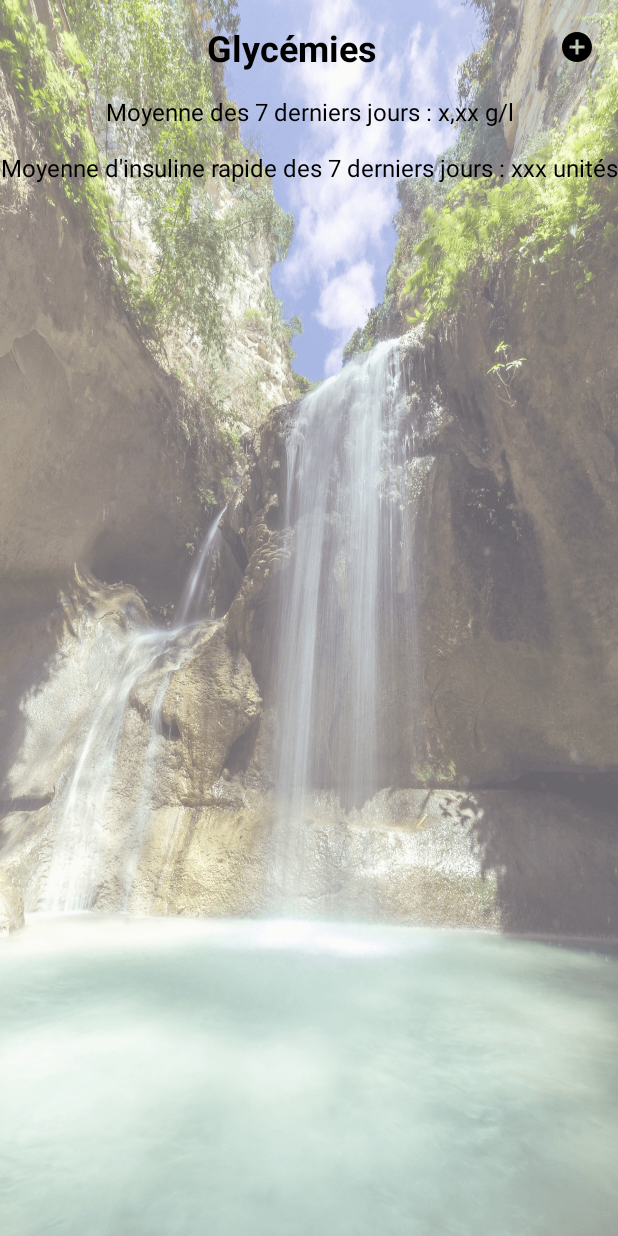
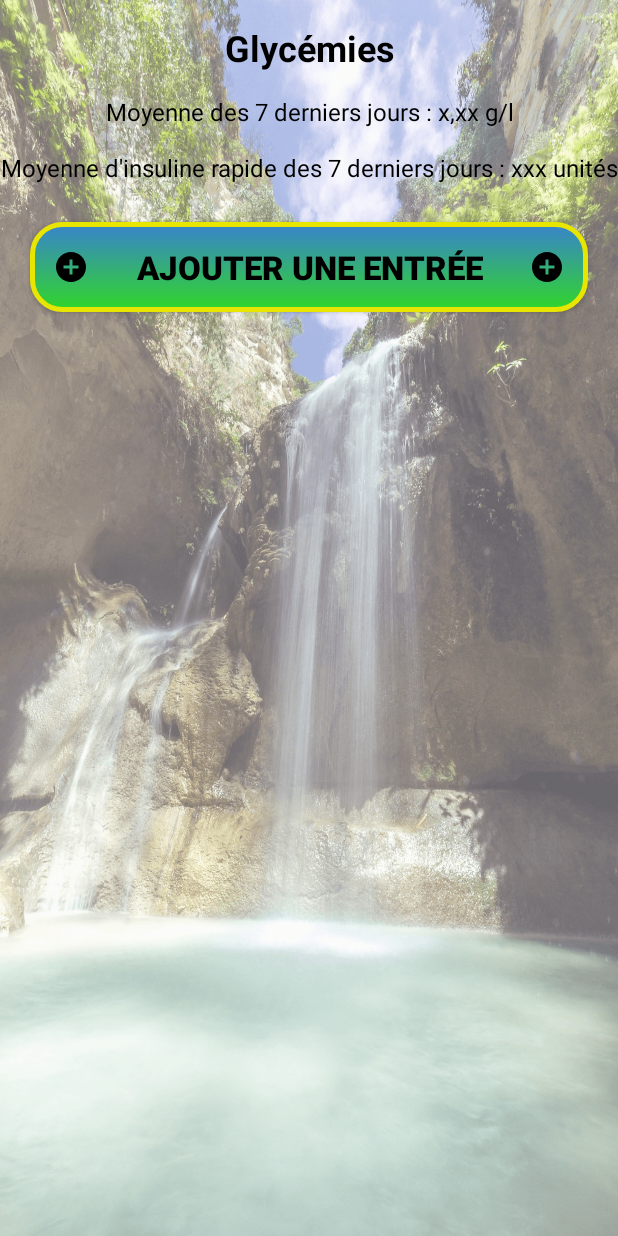
Before and after one commit to frankx13/---Android---DiabetesMeganotes, an Android app: the MyGlycemiesActivity screen opened directly, with no data from a screen before it, on a phone screen of 412 x 824 dp. Run offline under Robolectric (Android 15) with nearby library versions, the phone set to English and light mode, and no system bars; our stand-ins replace ButterKnife.

Commit message:
Passing glycemy level into database implemented

```diff
--- a/app/build.gradle
+++ b/app/build.gradle
@@ -4,7 +4,7 @@ android {
     compileSdkVersion 28
     defaultConfig {
         applicationId "com.studio.neopanda.diabetesmeganotes"
-        minSdkVersion 19
+        minSdkVersion 21
         targetSdkVersion 28
         versionCode 1
         versionName "1.0"
--- a/app/src/main/java/com/studio/neopanda/diabetesmeganotes/DatabaseHelper.java
+++ b/app/src/main/java/com/studio/neopanda/diabetesmeganotes/DatabaseHelper.java
@@ -18,7 +18,7 @@ public class DatabaseHelper extends SQLiteOpenHelper {
     private static final String SQL_CREATE_ENTRIES_GLYCEMIES =
             "CREATE TABLE " + SQliteDatabase.Glycemies.TABLE_NAME + " (" +
                     SQliteDatabase.Glycemies._ID + " INTEGER PRIMARY KEY," +
-                    SQliteDatabase.Glycemies.COLUMN_NAME_GLYCEMY + " DOUBLE," +
+                    SQliteDatabase.Glycemies.COLUMN_NAME_GLYCEMY + " TEXT," +
                     SQliteDatabase.Glycemies.COLUMN_NAME_EXTRA_INFOS + " TEXT," +
                     SQliteDatabase.Glycemies.COLUMN_NAME_DATE + " TEXT)";
     private static final String SQL_DELETE_ENTRIES_GLYCEMIES =
--- /dev/null
+++ b/app/src/main/java/com/studio/neopanda/diabetesmeganotes/DateUtils.java
@@ -0,0 +1,72 @@
+package com.studio.neopanda.diabetesmeganotes;
+
+public class DateUtils {
+    public static String calculateDateFromToday(int daysFromToday) {
+        long millis = System.currentTimeMillis();
+        java.sql.Date todayDate = new java.sql.Date(millis);
+        java.sql.Time nowTime = new java.sql.Time(millis);
+
+        String[] todayDateSplit = todayDate.toString().trim().split("-", 3);
+
+        int year = Integer.valueOf(todayDateSplit[0]);
+        int month = Integer.valueOf(todayDateSplit[1]);
+        int day = Integer.valueOf(todayDateSplit[2]);
+
+        int yearsToReach;
+        int monthsToReach;
+        int daysToReach;
+
+        int daysCounter = daysFromToday;
+        int monthsCounter = 0;
+        int yearsCounter = 0;
+
+        if (daysFromToday >= 365) {
+            yearsCounter = daysFromToday / 365;
+            daysCounter = daysCounter - (365 * yearsCounter);
+            daysFromToday = daysFromToday - (365 * yearsCounter);
+        }
+        if (daysFromToday > 30) {
+            monthsCounter = daysCounter / 30;
+            daysCounter = daysCounter - (30 * monthsCounter);
+        }
+
+        if (yearsCounter > 0) {
+            yearsToReach = Integer.valueOf(year) - yearsCounter;
+        } else {
+            yearsToReach = year;
+        }
+        if (monthsCounter > 0) {
+            monthsToReach = Integer.valueOf(month) - monthsCounter;
+            if (monthsToReach < 0) {
+                monthsToReach = monthsToReach + 12;
+            }
+        } else {
+            monthsToReach = month;
+        }
+        if (daysCounter > 0) {
+            daysToReach = day - daysCounter;
+            if (daysToReach < 0) {
+                monthsToReach = monthsToReach - 1;
+                daysToReach = daysToReach + 30;
+            }
+        } else {
+            daysToReach = day;
+        }
+
+        String result;
+
+        if (monthsToReach < 10) {
+            if (daysToReach < 10) {
+                result = yearsToReach + "-" + 0 + monthsToReach + "-" + 0 + daysToReach;
+            } else {
+                result = yearsToReach + "-" + 0 + monthsToReach + "-" + daysToReach;
+            }
+        } else if (daysToReach < 10) {
+            result = yearsToReach + "-" + monthsToReach + "-" + 0 + daysToReach;
+        } else {
+            result = yearsToReach + "-" + monthsToReach + "-" + daysToReach;
+        }
+
+        return result;
+    }
+}
--- a/app/src/main/java/com/studio/neopanda/diabetesmeganotes/MyGlycemiesActivity.java
+++ b/app/src/main/java/com/studio/neopanda/diabetesmeganotes/MyGlycemiesActivity.java
@@ -1,13 +1,25 @@
 package com.studio.neopanda.diabetesmeganotes;
 
+import androidx.annotation.NonNull;
 import androidx.appcompat.app.AppCompatActivity;
 
+import android.content.ContentValues;
 import android.database.Cursor;
 import android.database.sqlite.SQLiteDatabase;
 import android.os.Bundle;
 import android.provider.BaseColumns;
 import android.util.Log;
+import android.view.MotionEvent;
+import android.view.View;
+import android.widget.Button;
+import android.widget.CalendarView;
+import android.widget.DatePicker;
+import android.widget.EditText;
+import android.widget.LinearLayout;
 import android.widget.TextView;
+import android.widget.Toast;
+
+import org.w3c.dom.Text;
 
 import java.util.ArrayList;
 import java.util.Date;
@@ -23,10 +35,28 @@ public class MyGlycemiesActivity extends AppCompatActivity {
     TextView weekGlycemyAverage;
     @BindView(R.id.seven_days_average_insulin_TV)
     TextView weekInsulinAverage;
+    @BindView(R.id.title_app_TV_glycemies)
+    TextView titleGlycemyScreen;
+    @BindView(R.id.add_entry_glycemy)
+    Button addGlycemyBtn;
+    @BindView(R.id.new_entry_container)
+    LinearLayout containerAddEntryPart;
+    @BindView(R.id.datepicker_new_entry_glycemy)
+    CalendarView calendarView;
+    @BindView(R.id.glycemy_level_input_ET)
+    EditText glycemyInputLevel;
+    @BindView(R.id.level_glycemy_new_entry_TV)
+    TextView glycemyInputTV;
+    @BindView(R.id.date_glycemy_new_entry_TV)
+    TextView dateGlycemyInputTV;
+    @BindView(R.id.validate_new_entry_btn)
+    Button validateNewEntryBtn;
 
     //DATA
-    DatabaseHelper dbHelper = new DatabaseHelper(this);
-    List itemIds;
+    private DatabaseHelper dbHelper = new DatabaseHelper(this);
+    private List itemIds;
+    private String newEntryGlycemyDate;
+    private String newEntryGlycemyLevel;
 
 
     @Override
@@ -36,76 +66,44 @@ public class MyGlycemiesActivity extends AppCompatActivity {
 
         ButterKnife.bind(this);
         itemIds = new ArrayList<>();
-        String sevenDaysAgoDate = calculateDateFromToday(7);
+
+        String sevenDaysAgoDate = DateUtils.calculateDateFromToday(7);
+
+        addGlycemyBtn.setOnClickListener(v -> containerAddEntryPart.setVisibility(View.VISIBLE));
+
+        calendarView.setOnDateChangeListener((view, year, month, dayOfMonth) -> {
+            newEntryGlycemyDate = year + "-" + month + "-" + dayOfMonth;
+            calendarView.setVisibility(View.GONE);
+            dateGlycemyInputTV.setVisibility(View.GONE);
+            glycemyInputTV.setVisibility(View.VISIBLE);
+            glycemyInputLevel.setVisibility(View.VISIBLE);
+            validateNewEntryBtn.setVisibility(View.VISIBLE);
+        });
+
+        validateNewEntryBtn.setOnClickListener(v -> {
+            newEntryGlycemyLevel = glycemyInputLevel.getEditableText().toString();
+            writeAuthInDB(newEntryGlycemyDate, newEntryGlycemyLevel);
+            Toast.makeText(this, "Your entry has successfully been added !", Toast.LENGTH_SHORT).show();
+            containerAddEntryPart.setVisibility(View.GONE);
+        });
     }
 
-    public String calculateDateFromToday(int daysFromToday){
+    public long writeAuthInDB(String date, String glycemy) {
+        // Gets the data repository in write mode
+        SQLiteDatabase db = dbHelper.getWritableDatabase();
 
-        long millis=System.currentTimeMillis();
-        java.sql.Date todayDate=new java.sql.Date(millis);
-        java.sql.Time nowTime = new java.sql.Time(millis);
+        // Create a new map of values, where column names are the keys
+        ContentValues values = new ContentValues();
+        values.put(SQliteDatabase.Glycemies.COLUMN_NAME_DATE, date);
+        values.put(SQliteDatabase.Glycemies.COLUMN_NAME_GLYCEMY, glycemy);
 
-        String[] todayDateSplit = todayDate.toString().trim().split("-", 3);
+        Log.e("CREATECOLUMN2", " " + values.getAsString(SQliteDatabase.Glycemies.COLUMN_NAME_GLYCEMY));
 
-        int year = Integer.valueOf(todayDateSplit[0]);
-        int month = Integer.valueOf(todayDateSplit[1]);
-        int day = Integer.valueOf(todayDateSplit[2]);
+        // Insert the new row, returning the primary key value of the new row
+        long newRowId = db.insert(SQliteDatabase.Glycemies.TABLE_NAME, null, values);
+        db.insert(SQliteDatabase.Glycemies.TABLE_NAME, null, values);
 
-        int yearsToReach;
-        int monthsToReach;
-        int daysToReach;
-
-        int daysCounter = daysFromToday;
-        int monthsCounter = 0;
-        int yearsCounter = 0;
-
-        if (daysFromToday >= 365){
-            yearsCounter = daysFromToday / 365;
-            daysCounter = daysCounter - (365 * yearsCounter);
-            daysFromToday = daysFromToday - (365 * yearsCounter);
-        }
-        if (daysFromToday > 30){
-            monthsCounter = daysCounter / 30;
-            daysCounter = daysCounter - (30 * monthsCounter);
-        }
-
-        if (yearsCounter > 0){
-            yearsToReach = Integer.valueOf(year) - yearsCounter;
-        } else {
-            yearsToReach = year;
-        }
-        if (monthsCounter > 0){
-            monthsToReach = Integer.valueOf(month) - monthsCounter;
-            if (monthsToReach < 0){
-                monthsToReach = monthsToReach + 12;
-            }
-        } else {
-            monthsToReach = month;
-        }
-        if (daysCounter > 0){
-            daysToReach = day - daysCounter;
-            if (daysToReach < 0){
-                daysToReach = daysToReach + 30;
-            }
-        } else {
-            daysToReach = day;
-        }
-
-        String result;
-
-        if (monthsToReach < 10){
-            if (daysToReach < 10){
-                result = yearsToReach + "-" + 0 + monthsToReach + "-" + 0 + daysToReach;
-            } else {
-                result = yearsToReach + "-" + 0 + monthsToReach + "-" + daysToReach;
-            }
-        } else if (daysToReach < 10){
-            result = yearsToReach + "-" + monthsToReach + "-" + 0 + daysToReach;
-        } else {
-            result = yearsToReach + "-" + monthsToReach + "-" + daysToReach;
-        }
-
-        return result;
+        return newRowId;
     }
 
     public void readAuthInDB(String date) {
--- a/app/src/main/res/layout/activity_my_glycemies.xml
+++ b/app/src/main/res/layout/activity_my_glycemies.xml
@@ -18,7 +18,6 @@
         android:layout_margin="15dp"
         android:text="@string/glycemies"
         android:textAlignment="center"
-        android:drawableEnd="@drawable/ic_add_circle_black_24dp"
         android:textColor="@android:color/black"
         android:textSize="24sp"
         android:textStyle="bold" />
@@ -37,17 +36,111 @@
             android:text="@string/seven_days_average"
             android:textAlignment="center"
             android:textColor="@android:color/black"
-            android:textSize="16sp"/>
+            android:textSize="16sp" />
 
         <TextView
             android:id="@+id/seven_days_average_insulin_TV"
             android:layout_width="match_parent"
             android:layout_height="wrap_content"
+            android:layout_marginTop="15dp"
             android:text="@string/insulin_average_seven_days"
             android:textAlignment="center"
-            android:layout_marginTop="15dp"
             android:textColor="@android:color/black"
-            android:textSize="16sp"/>
+            android:textSize="16sp" />
 
     </LinearLayout>
+
+    <Button
+        android:id="@+id/add_entry_glycemy"
+        android:layout_width="match_parent"
+        android:layout_height="wrap_content"
+        android:layout_below="@id/week_container_glycemies"
+        android:layout_marginStart="20dp"
+        android:layout_marginTop="25dp"
+        android:layout_marginEnd="20dp"
+        android:background="@drawable/btn_classic"
+        android:drawableStart="@drawable/ic_add_circle_black_24dp"
+        android:drawableEnd="@drawable/ic_add_circle_black_24dp"
+        android:padding="15dp"
+        android:text="@string/add_entry_text"
+        android:textAlignment="center"
+        android:textColor="@android:color/black"
+        android:textSize="22sp"
+        android:textStyle="bold" />
+
+    <LinearLayout
+        android:id="@+id/new_entry_container"
+        android:layout_width="match_parent"
+        android:layout_height="wrap_content"
+        android:layout_margin="25dp"
+        android:visibility="gone"
+        android:background="@android:color/white"
+        android:elevation="3dp"
+        android:orientation="vertical">
+
+        <TextView
+            android:layout_width="match_parent"
+            android:layout_height="wrap_content"
+            android:text="@string/new_entry"
+            android:textAlignment="center"
+            android:textColor="@android:color/black"
+            android:textSize="22sp"
+            android:textStyle="bold" />
+
+        <TextView
+            android:id="@+id/date_glycemy_new_entry_TV"
+            android:layout_width="match_parent"
+            android:layout_height="wrap_content"
+            android:text="@string/date"
+            android:textAlignment="center"
+            android:textColor="@android:color/black"
+            android:textSize="22sp"
+            android:textStyle="bold" />
+
+        <TextView
+            android:id="@+id/level_glycemy_new_entry_TV"
+            android:layout_width="match_parent"
+            android:layout_height="wrap_content"
+            android:text="@string/level_glycemy"
+            android:textAlignment="center"
+            android:textColor="@android:color/black"
+            android:textSize="22sp"
+            android:textStyle="bold"
+            android:visibility="gone" />
+
+        <CalendarView
+            android:id="@+id/datepicker_new_entry_glycemy"
+            android:layout_width="match_parent"
+            android:layout_height="wrap_content" />
+
+        <EditText
+            android:id="@+id/glycemy_level_input_ET"
+            android:layout_width="match_parent"
+            android:layout_height="wrap_content"
+            android:layout_margin="5dp"
+            android:background="@null"
+            android:hint="@string/hint_digit_glycemy"
+            android:inputType="numberDecimal"
+            android:textAlignment="center"
+            android:textColor="@android:color/black"
+            android:textSize="18sp"
+            android:visibility="gone" />
+
+        <Button
+            android:id="@+id/validate_new_entry_btn"
+            android:layout_width="match_parent"
+            android:layout_height="wrap_content"
+            android:layout_marginStart="10dp"
+            android:layout_marginTop="20dp"
+            android:layout_marginEnd="10dp"
+            android:layout_marginBottom="20dp"
+            android:background="@drawable/btn_classic"
+            android:text="@string/validate"
+            android:textAlignment="center"
+            android:textColor="@android:color/black"
+            android:textSize="22sp"
+            android:textStyle="bold"
+            android:visibility="gone" />
+    </LinearLayout>
+
 </RelativeLayout>
--- a/app/src/main/res/values/strings.xml
+++ b/app/src/main/res/values/strings.xml
@@ -23,4 +23,10 @@
     <string name="glycemies">Glycémies</string>
     <string name="seven_days_average">Moyenne des 7 derniers jours : x,xx g/l</string>
     <string name="insulin_average_seven_days">Moyenne d\'insuline rapide des 7 derniers jours : xxx unités</string>
+    <string name="add_entry_text">Ajouter une entrée</string>
+    <string name="new_entry">Nouvelle entrée</string>
+    <string name="date">Date :</string>
+    <string name="level_glycemy">Glycemy level :</string>
+    <string name="hint_digit_glycemy">Add the digits of your glycemy here</string>
+    <string name="validate">Valider</string>
 </resources>
```
